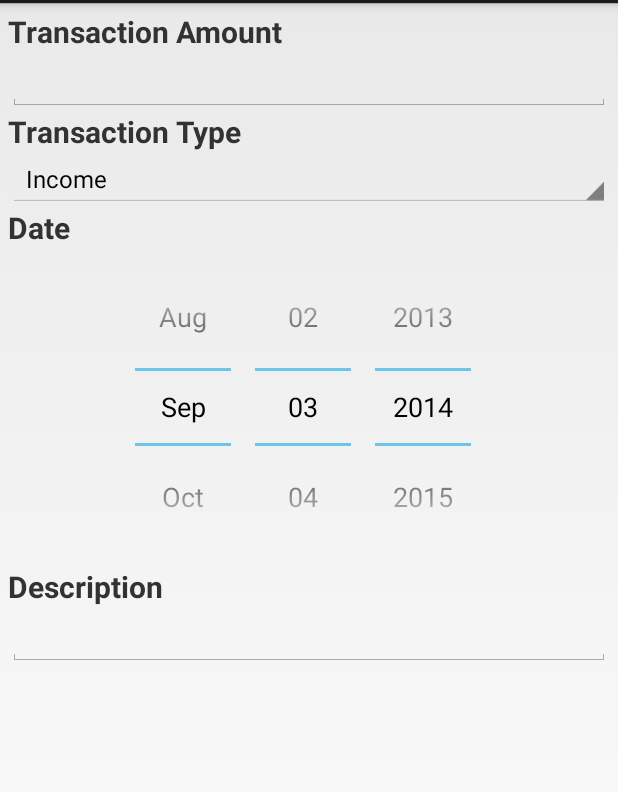
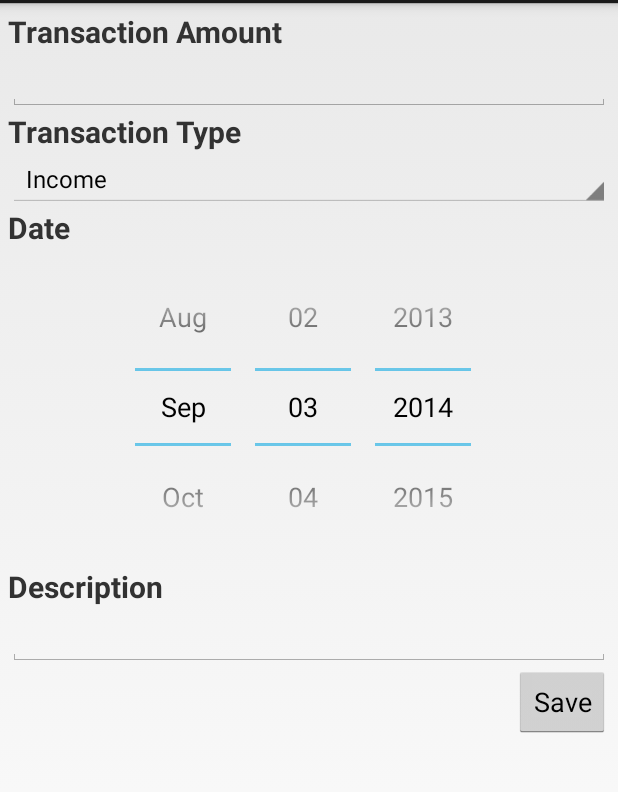
Before and after one commit to nfloresv/Wallet, an Android app: the HomeActivity screen opened directly, with no data from a screen before it, on a phone screen of 412 x 824 dp, the part 69-861 px from its top. Run offline under Robolectric (Android 15) with nearby library versions, the phone set to English and light mode, and no system bars.

Commit message:
SugarORM, Refactor and Bugs
* Added SugarORM to the project: Manifest and gradler
* Move Credentials from wallet to utils
* Change strings name to: name_activity_|name_fragment_elementType_stringName
* Add buton save to transaction_fragment

```diff
--- a/app/build.gradle
+++ b/app/build.gradle
@@ -22,4 +22,5 @@ android {
 dependencies {
     compile fileTree(dir: 'libs', include: ['*.jar'])
     compile 'com.android.support:support-v4:20.0.0'
+    compile 'com.github.satyan:sugar:1.3'
 }
--- a/app/src/main/java/com/flores/nico/wallet/Credentials.java
+++ b/app/src/main/java/com/flores/nico/utils/Credentials.java
@@ -1,7 +1,9 @@
-package com.flores.nico.wallet;
+package com.flores.nico.utils;
 
 import android.content.Context;
 import android.content.SharedPreferences;
+
+import com.flores.nico.wallet.R;
 
 /**
  * Created by nicoflores on 21-08-14.
--- a/app/src/main/java/com/flores/nico/wallet/HomeActivity.java
+++ b/app/src/main/java/com/flores/nico/wallet/HomeActivity.java
@@ -14,10 +14,13 @@ import android.widget.AdapterView;
 import android.widget.ArrayAdapter;
 import android.widget.ListView;
 
+import com.flores.nico.utils.Credentials;
+
 
 public class HomeActivity extends Activity {
     private Fragment actualFragment;
     private ListView mDrawerList;
+    private Credentials credentials;
 
     public static final int LOGIN_CODE = 0x00001;
 
@@ -26,7 +29,7 @@ public class HomeActivity extends Activity {
         super.onCreate(savedInstanceState);
         setContentView(R.layout.activity_home);
 
-        Credentials credentials = new Credentials(getApplicationContext());
+        credentials = new Credentials(getApplicationContext());
 
         String[] sectionsList = getResources().getStringArray(R.array.drawer_section_array);
         if (credentials.isUserLoggedIn()) {
@@ -73,7 +76,6 @@ public class HomeActivity extends Activity {
         if (id == R.id.action_settings) {
             return true;
         } else if (id == R.id.action_logout) {
-            Credentials credentials = new Credentials(getApplicationContext());
             boolean result = credentials.setLogout();
             Intent intent = new Intent(this, LoginActivity.class);
             startActivityForResult(intent, LOGIN_CODE);
@@ -97,7 +99,6 @@ public class HomeActivity extends Activity {
                 mDrawerList.setAdapter(new ArrayAdapter<String>(this,
                         android.R.layout.simple_list_item_1, tmp));
 
-                Credentials credentials = new Credentials(getApplicationContext());
                 credentials.setLoginData(emailText, passwordText);
             }
         }
--- a/app/src/main/java/com/flores/nico/wallet/TransactionFragment.java
+++ b/app/src/main/java/com/flores/nico/wallet/TransactionFragment.java
@@ -69,7 +69,7 @@ public class TransactionFragment extends Fragment {
 
         // Create an ArrayAdapter using the string array and a default spinner layout
         ArrayAdapter<CharSequence> adapter = ArrayAdapter.createFromResource(getActivity(),
-                R.array.spinner_transaction_type, android.R.layout.simple_spinner_item);
+                R.array.transaction_fragment_spinner_transaction_type, android.R.layout.simple_spinner_item);
         // Specify the layout to use when the list of choices appears
         adapter.setDropDownViewResource(android.R.layout.simple_spinner_dropdown_item);
         // Apply the adapter to the spinner
--- a/app/src/main/res/layout/fragment_all_transactions.xml
+++ b/app/src/main/res/layout/fragment_all_transactions.xml
@@ -12,7 +12,7 @@
         <TextView
             android:layout_width="wrap_content"
             android:layout_height="wrap_content"
-            android:text="@string/fragment_all_transaction_account_balance"
+            android:text="@string/all_transaction_fragment_tv_account_balance"
             android:textStyle="bold"
             android:textSize="20sp"
             android:id="@+id/tvAllTransactionAccountBalance"/>
--- a/app/src/main/res/layout/fragment_transaction.xml
+++ b/app/src/main/res/layout/fragment_transaction.xml
@@ -6,7 +6,7 @@
 
     <ScrollView
         android:layout_width="match_parent"
-        android:layout_height="wrap_content">
+        android:layout_height="match_parent">
 
         <LinearLayout
             android:orientation="vertical"
@@ -17,7 +17,7 @@
             <TextView
                 android:layout_width="match_parent"
                 android:layout_height="wrap_content"
-                android:text="@string/fragment_transaction_amount"
+                android:text="@string/transaction_fragment_tv_amount"
                 android:textStyle="bold"
                 android:textSize="20sp"
                 android:labelFor="@+id/inputTransactionAmount"/>
@@ -31,7 +31,7 @@
             <TextView
                 android:layout_width="match_parent"
                 android:layout_height="wrap_content"
-                android:text="@string/fragment_transaction_type"
+                android:text="@string/transaction_fragment_tv_type"
                 android:textStyle="bold"
                 android:textSize="20sp"/>
             <Spinner
@@ -42,7 +42,7 @@
             <TextView
                 android:layout_width="match_parent"
                 android:layout_height="wrap_content"
-                android:text="@string/fragment_transaction_date"
+                android:text="@string/transaction_fragment_tv_date"
                 android:textStyle="bold"
                 android:textSize="20sp"/>
             <DatePicker
@@ -55,7 +55,7 @@
             <TextView
                 android:layout_width="match_parent"
                 android:layout_height="wrap_content"
-                android:text="@string/fragment_transaction_description"
+                android:text="@string/transaction_fragment_tv_description"
                 android:textStyle="bold"
                 android:textSize="20sp"
                 android:labelFor="@+id/inputTransactionDescription"/>
@@ -67,6 +67,12 @@
                 android:id="@+id/inputTransactionDescription"
                 android:layout_weight="1"/>
 
+            <Button
+                android:layout_width="wrap_content"
+                android:layout_height="wrap_content"
+                android:layout_gravity="end"
+                android:text="@string/transaction_fragment_btn_save"/>
+
         </LinearLayout>
     </ScrollView>
 
--- a/app/src/main/res/values/strings.xml
+++ b/app/src/main/res/values/strings.xml
@@ -16,16 +16,17 @@
     <string name="code_no_user_signed_in">com.flores.nico.NO_USER</string>
 
     <!-- Views Text -->
-    <string name="view_login">Login</string>
-    <string name="view_email">E-mail</string>
-    <string name="view_password">Password</string>
-    <string name="fragment_transaction_amount">Transaction Amount</string>
-    <string name="fragment_transaction_type">Transaction Type</string>
-    <string name="fragment_transaction_date">Date</string>
-    <string name="fragment_transaction_description">Description</string>
-    <string name="fragment_all_transaction_account_balance">Account Balance</string>
-    <string name="fragment_dashboard_account_income">Account Income</string>
-    <string name="fragment_dashboard_account_outcome">Account Outcome</string>
+    <string name="login_activity_tv_login">Login</string>
+    <string name="login_activity_tv_email">E-mail</string>
+    <string name="login_activity_tv_password">Password</string>
+    <string name="transaction_fragment_tv_amount">Transaction Amount</string>
+    <string name="transaction_fragment_tv_type">Transaction Type</string>
+    <string name="transaction_fragment_tv_date">Date</string>
+    <string name="transaction_fragment_tv_description">Description</string>
+    <string name="transaction_fragment_btn_save">Save</string>
+    <string name="all_transaction_fragment_tv_account_balance">Account Balance</string>
+    <string name="dashboard_fragment_tv_account_income">Account Income</string>
+    <string name="dashboard_fragment_tv_account_outcome">Account Outcome</string>
 
     <!-- Arrays -->
     <string-array name="drawer_section_array">
@@ -33,7 +34,7 @@
         <item>Last Transaction</item>
         <item>Dashboard</item>
     </string-array>
-    <string-array name="spinner_transaction_type">
+    <string-array name="transaction_fragment_spinner_transaction_type">
         <item>Income</item>
         <item>Outcome</item>
     </string-array>
```
Also changed, not shown: app/src/main/AndroidManifest.xml (+7 -1 lines), app/src/main/res/layout/activity_login.xml (+4 -4 lines), app/src/main/res/layout/fragment_dashboard.xml (+27 -29 lines), 1 other file.
